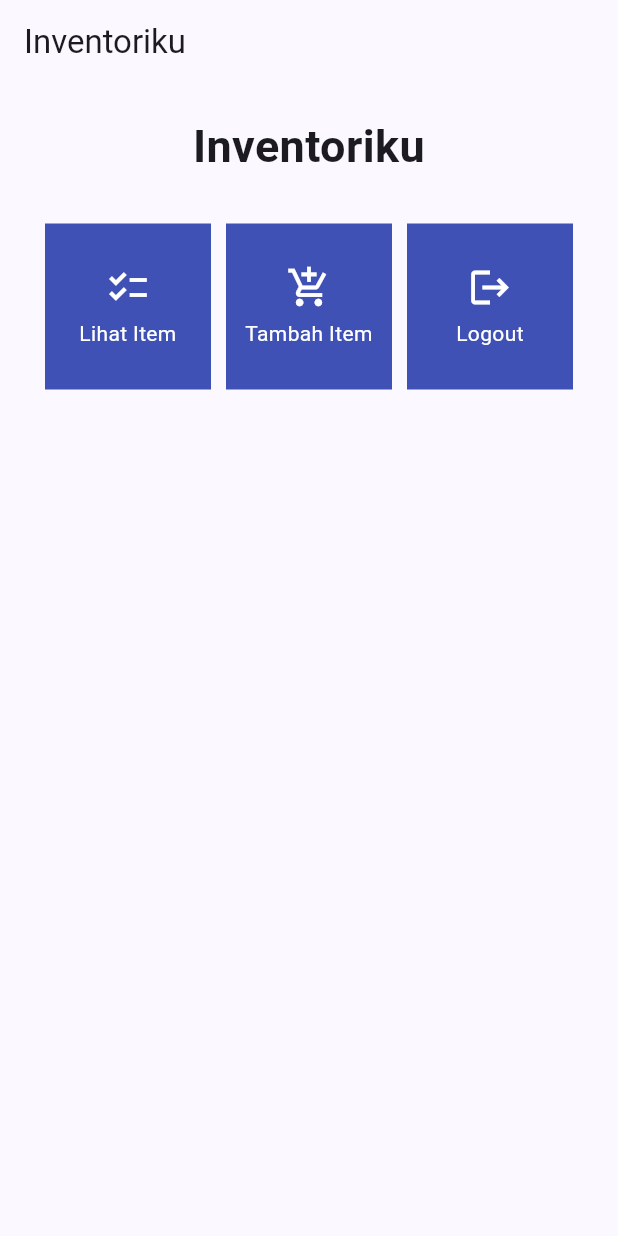
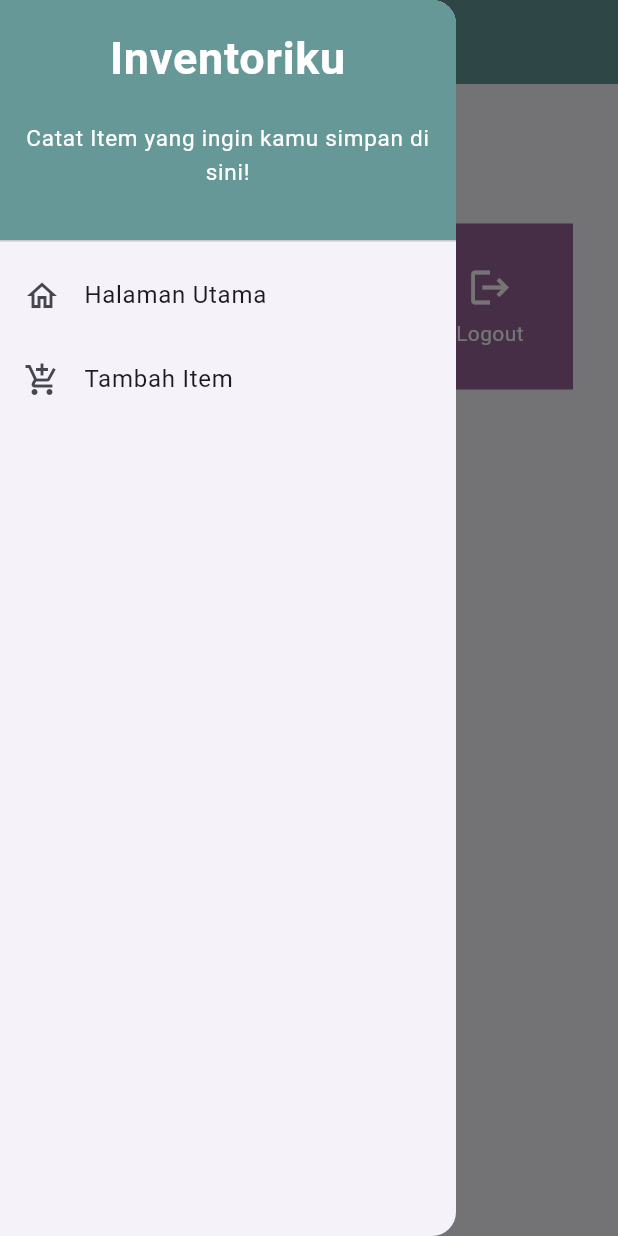
Before and after one commit to bangjai123/inventoriku, a Flutter app: the screen it shows after launch, with the side drawer open (before the commit the screen has no drawer), on a phone screen of 412 x 824 dp. Run offline on Flutter 3.47's test engine with Material 2 defaults, Android fonts, the phone set to English and light mode, and no system bars.

Commit message:
Selesai tugas 8

```diff
--- a/inventoriku/lib/main.dart
+++ b/inventoriku/lib/main.dart
@@ -1,5 +1,5 @@
 import 'package:flutter/material.dart';
-import 'package:inventoriku/menu.dart';
+import 'package:inventoriku/screen/menu.dart';
 
 void main() {
   runApp(const MyApp());
--- /dev/null
+++ b/inventoriku/lib/models/item_model.dart
@@ -0,0 +1,14 @@
+import 'package:flutter/material.dart';
+
+class Item {
+  String name;
+  int amount;
+  int price;
+  String description;
+
+  Item(this.name, this.amount, this.price, this.description);
+}
+
+class DataItem {
+  static List<Item> data = [];
+}
--- a/inventoriku/lib/menu.dart
+++ b/inventoriku/lib/screen/menu.dart
@@ -1,11 +1,15 @@
 import 'package:flutter/material.dart';
+import 'package:inventoriku/widgets/left_drawer.dart';
+import 'package:inventoriku/widgets/inventori_card.dart';
 
 class MyHomePage extends StatelessWidget {
   MyHomePage({Key? key}) : super(key: key);
   final List<ShopItem> items = [
-    ShopItem("Lihat Item", Icons.checklist),
-    ShopItem("Tambah Item", Icons.add_shopping_cart),
-    ShopItem("Logout", Icons.logout),
+    ShopItem("Lihat Item", Icons.checklist,
+        const Color.fromRGBO(152, 152, 103, 100)),
+    ShopItem("Tambah Item", Icons.add_shopping_cart,
+        const Color.fromRGBO(103, 152, 152, 100)),
+    ShopItem("Logout", Icons.logout, const Color.fromRGBO(152, 103, 152, 100)),
   ];
 
   @override
@@ -15,7 +19,10 @@ class MyHomePage extends StatelessWidget {
         title: const Text(
           'Inventoriku',
         ),
+        backgroundColor: const Color.fromRGBO(103, 152, 152, 100),
+        foregroundColor: Colors.white,
       ),
+      drawer: const LeftDrawer(),
       body: SingleChildScrollView(
         // Widget wrapper yang dapat discroll
         child: Padding(
@@ -56,55 +63,3 @@ class MyHomePage extends StatelessWidget {
     );
   }
 }
-
-class ShopItem {
-  final String name;
-  final IconData icon;
-
-  ShopItem(this.name, this.icon);
-}
-
-class ShopCard extends StatelessWidget {
-  final ShopItem item;
-
-  const ShopCard(this.item, {super.key}); // Constructor
-
-  @override
-  Widget build(BuildContext context) {
-    return Material(
-      color: Colors.indigo,
-      child: InkWell(
-        // Area responsive terhadap sentuhan
-        onTap: () {
-          // Memunculkan SnackBar ketika diklik
-          ScaffoldMessenger.of(context)
-            ..hideCurrentSnackBar()
-            ..showSnackBar(SnackBar(
-                content: Text("Kamu telah menekan tombol ${item.name}!")));
-        },
-        child: Container(
-          // Container untuk menyimpan Icon dan Text
-          padding: const EdgeInsets.all(8),
-          child: Center(
-            child: Column(
-              mainAxisAlignment: MainAxisAlignment.center,
-              children: [
-                Icon(
-                  item.icon,
-                  color: Colors.white,
-                  size: 30.0,
-                ),
-                const Padding(padding: EdgeInsets.all(3)),
-                Text(
-                  item.name,
-                  textAlign: TextAlign.center,
-                  style: const TextStyle(color: Colors.white),
-                ),
-              ],
-            ),
-          ),
-        ),
-      ),
-    );
-  }
-}
--- /dev/null
+++ b/inventoriku/lib/widgets/inventori_card.dart
@@ -0,0 +1,64 @@
+import 'package:flutter/material.dart';
+import 'package:inventoriku/screen/inventoriku_form.dart';
+import 'package:inventoriku/screen/show_item.dart';
+
+class ShopItem {
+  final String name;
+  final IconData icon;
+  final Color warna;
+
+  ShopItem(this.name, this.icon, this.warna);
+}
+
+class ShopCard extends StatelessWidget {
+  final ShopItem item;
+
+  const ShopCard(this.item, {super.key}); // Constructor
+
+  @override
+  Widget build(BuildContext context) {
+    return Material(
+      color: item.warna,
+      child: InkWell(
+        // Area responsive terhadap sentuhan
+        onTap: () {
+          // Memunculkan SnackBar ketika diklik
+          ScaffoldMessenger.of(context)
+            ..hideCurrentSnackBar()
+            ..showSnackBar(SnackBar(
+                content: Text("Kamu telah menekan tombol ${item.name}!")));
+          if (item.name == "Tambah Item") {
+            Navigator.push(context,
+                MaterialPageRoute(builder: (context) => const ShopFormPage()));
+            // TODO: Gunakan Navigator.push untuk melakukan navigasi ke MaterialPageRoute yang mencakup ShopFormPage.
+          } else if (item.name == "Lihat Item") {
+            Navigator.push(
+                context, MaterialPageRoute(builder: (context) => MyItem()));
+          }
+        },
+        child: Container(
+          // Container untuk menyimpan Icon dan Text
+          padding: const EdgeInsets.all(8),
+          child: Center(
+            child: Column(
+              mainAxisAlignment: MainAxisAlignment.center,
+              children: [
+                Icon(
+                  item.icon,
+                  color: Colors.white,
+                  size: 30.0,
+                ),
+                const Padding(padding: EdgeInsets.all(3)),
+                Text(
+                  item.name,
+                  textAlign: TextAlign.center,
+                  style: const TextStyle(color: Colors.white),
+                ),
+              ],
+            ),
+          ),
+        ),
+      ),
+    );
+  }
+}
--- /dev/null
+++ b/inventoriku/lib/widgets/left_drawer.dart
@@ -0,0 +1,72 @@
+import 'package:flutter/material.dart';
+import 'package:inventoriku/screen/menu.dart';
+import 'package:inventoriku/screen/inventoriku_form.dart';
+
+class LeftDrawer extends StatelessWidget {
+  const LeftDrawer({super.key});
+
+  @override
+  Widget build(BuildContext context) {
+    return Drawer(
+      child: ListView(
+        children: [
+          const DrawerHeader(
+            decoration: BoxDecoration(
+              color: Color.fromRGBO(103, 152, 152, 100),
+            ),
+            child: Column(
+              children: [
+                Text(
+                  'Inventoriku',
+                  textAlign: TextAlign.center,
+                  style: TextStyle(
+                    fontSize: 30,
+                    fontWeight: FontWeight.bold,
+                    color: Colors.white,
+                  ),
+                ),
+                Padding(padding: EdgeInsets.all(10)),
+                Text(
+                  "Catat Item yang ingin kamu simpan di sini!",
+                  textAlign: TextAlign.center,
+                  style: TextStyle(
+                    fontSize: 15,
+                    fontWeight: FontWeight.normal,
+                    color: Colors.white,
+                  ),
+                ),
+              ],
+            ),
+          ),
+          ListTile(
+            leading: const Icon(Icons.home_outlined),
+            title: const Text('Halaman Utama'),
+            // Bagian redirection ke MyHomePage
+            onTap: () {
+              Navigator.pushReplacement(
+                  context,
+                  MaterialPageRoute(
+                    builder: (context) => MyHomePage(),
+                  ));
+            },
+          ),
+          ListTile(
+            leading: const Icon(Icons.add_shopping_cart),
+            title: const Text('Tambah Item'),
+            // Bagian redirection ke ShopFormPage
+            onTap: () {
+              Navigator.push(
+                  context,
+                  MaterialPageRoute(
+                      builder: (context) => const ShopFormPage()));
+              /*
+    TODO: Buatlah routing ke ShopFormPage di sini,
+    setelah halaman ShopFormPage sudah dibuat.
+    */
+            },
+          ),
+        ],
+      ),
+    );
+  }
+}
```
Also changed, not shown: inventoriku/lib/screen/inventoriku_form.dart (added, +199 -0 lines), inventoriku/lib/screen/show_item.dart (added, +50 -0 lines).
